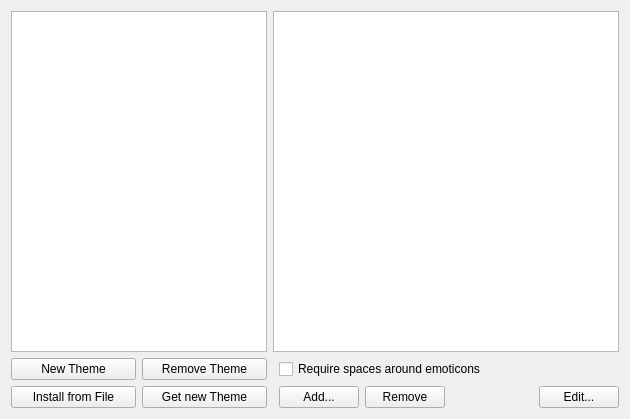
The window that kcms/emoticons/emoticonslist.ui (Sonic-DE/sonic-desktop-interface) describes before a commit, drawn with Qt 5.
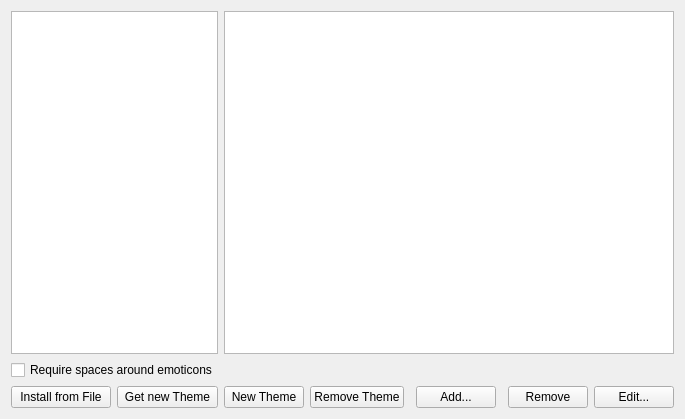
The same window after the commit.

Commit message: update emoticon kcm button list

Diff of the .ui file:
```diff
--- a/kcms/emoticons/emoticonslist.ui
+++ b/kcms/emoticons/emoticonslist.ui
@@ -14,20 +14,7 @@
    <string>Emoticons Manager</string>
   </property>
   <layout class="QGridLayout">
-   <item row="4" column="5">
-    <spacer name="horizontalSpacer">
-     <property name="orientation">
-      <enum>Qt::Horizontal</enum>
-     </property>
-     <property name="sizeHint" stdset="0">
-      <size>
-       <width>40</width>
-       <height>20</height>
-      </size>
-     </property>
-    </spacer>
-   </item>
-   <item row="4" column="6">
+   <item row="5" column="8">
     <widget class="QPushButton" name="btEdit">
      <property name="toolTip">
       <string>Modify the selected emoticon icon or text </string>
@@ -40,7 +27,7 @@
      </property>
     </widget>
    </item>
-   <item row="4" column="3">
+   <item row="5" column="5">
     <widget class="QPushButton" name="btAdd">
      <property name="toolTip">
       <string>Create a new emoticon</string>
@@ -53,7 +40,7 @@
      </property>
     </widget>
    </item>
-   <item row="0" column="2" rowspan="2" colspan="5">
+   <item row="0" column="2" rowspan="2" colspan="7">
     <widget class="QListWidget" name="emoList">
      <property name="iconSize">
       <size>
@@ -73,53 +60,7 @@
      </property>
     </widget>
    </item>
-   <item row="3" column="1">
-    <widget class="QPushButton" name="btRemoveTheme">
-     <property name="toolTip">
-      <string>Remove the selected theme from your disk</string>
-     </property>
-     <property name="whatsThis">
-      <string>This will remove the selected theme from your disk.</string>
-     </property>
-     <property name="text">
-      <string>Remove Theme</string>
-     </property>
-    </widget>
-   </item>
-   <item row="4" column="4">
-    <widget class="QPushButton" name="btRemoveEmoticon">
-     <property name="toolTip">
-      <string>Remove the selected emoticon</string>
-     </property>
-     <property name="whatsThis">
-      <string>Remove the selected emoticon from your disk</string>
-     </property>
-     <property name="text">
-      <string>Remove</string>
-     </property>
-    </widget>
-   </item>
-   <item row="3" column="0">
-    <widget class="QPushButton" name="btNew">
-     <property name="toolTip">
-      <string>Design a new emoticon theme</string>
-     </property>
-     <property name="whatsThis">
-      <string>Start a new theme by assigning it a name. Then use the Add button on the right to add emoticons to this theme.</string>
-     </property>
-     <property name="text">
-      <string>New Theme</string>
-     </property>
-    </widget>
-   </item>
-   <item row="3" column="3" colspan="4">
-    <widget class="QCheckBox" name="cbStrict">
-     <property name="text">
-      <string>Require spaces around emoticons</string>
-     </property>
-    </widget>
-   </item>
-   <item row="4" column="1">
+   <item row="5" column="1">
     <widget class="QPushButton" name="btGetNew">
      <property name="toolTip">
       <string>Get new icon themes from the Internet</string>
@@ -132,7 +73,7 @@
      </property>
     </widget>
    </item>
-   <item row="4" column="0">
+   <item row="5" column="0">
     <widget class="QPushButton" name="btInstall">
      <property name="toolTip">
       <string>Install a theme archive file you already have locally</string>
@@ -145,6 +86,65 @@
      </property>
     </widget>
    </item>
+   <item row="2" column="0" colspan="2">
+    <widget class="QCheckBox" name="cbStrict">
+     <property name="text">
+      <string>Require spaces around emoticons</string>
+     </property>
+    </widget>
+   </item>
+   <item row="5" column="3">
+    <widget class="QPushButton" name="btRemoveTheme">
+     <property name="toolTip">
+      <string>Remove the selected theme from your disk</string>
+     </property>
+     <property name="whatsThis">
+      <string>This will remove the selected theme from your disk.</string>
+     </property>
+     <property name="text">
+      <string>Remove Theme</string>
+     </property>
+    </widget>
+   </item>
+   <item row="5" column="4">
+    <spacer name="horizontalSpacer">
+     <property name="orientation">
+      <enum>Qt::Horizontal</enum>
+     </property>
+     <property name="sizeHint" stdset="0">
+      <size>
+       <width>40</width>
+       <height>20</height>
+      </size>
+     </property>
+    </spacer>
+   </item>
+   <item row="5" column="2">
+    <widget class="QPushButton" name="btNew">
+     <property name="toolTip">
+      <string>Design a new emoticon theme</string>
+     </property>
+     <property name="whatsThis">
+      <string>Start a new theme by assigning it a name. Then use the Add button on the right to add emoticons to this theme.</string>
+     </property>
+     <property name="text">
+      <string>New Theme</string>
+     </property>
+    </widget>
+   </item>
+   <item row="5" column="7">
+    <widget class="QPushButton" name="btRemoveEmoticon">
+     <property name="toolTip">
+      <string>Remove the selected emoticon</string>
+     </property>
+     <property name="whatsThis">
+      <string>Remove the selected emoticon from your disk</string>
+     </property>
+     <property name="text">
+      <string>Remove</string>
+     </property>
+    </widget>
+   </item>
   </layout>
  </widget>
  <resources/>
```
